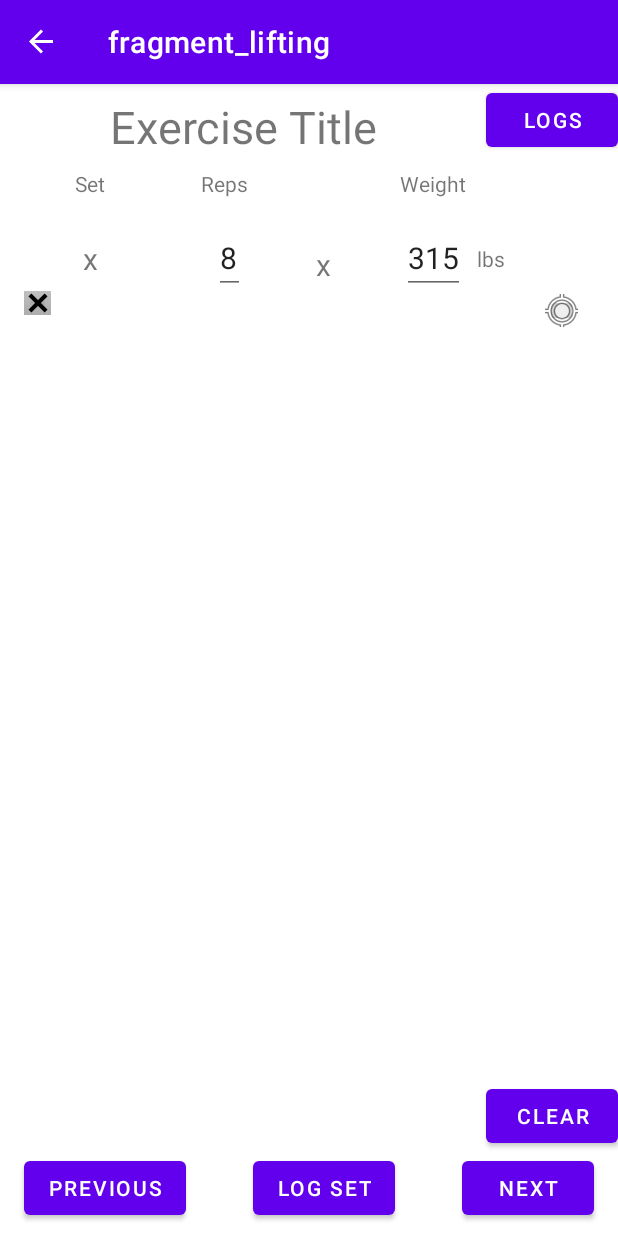
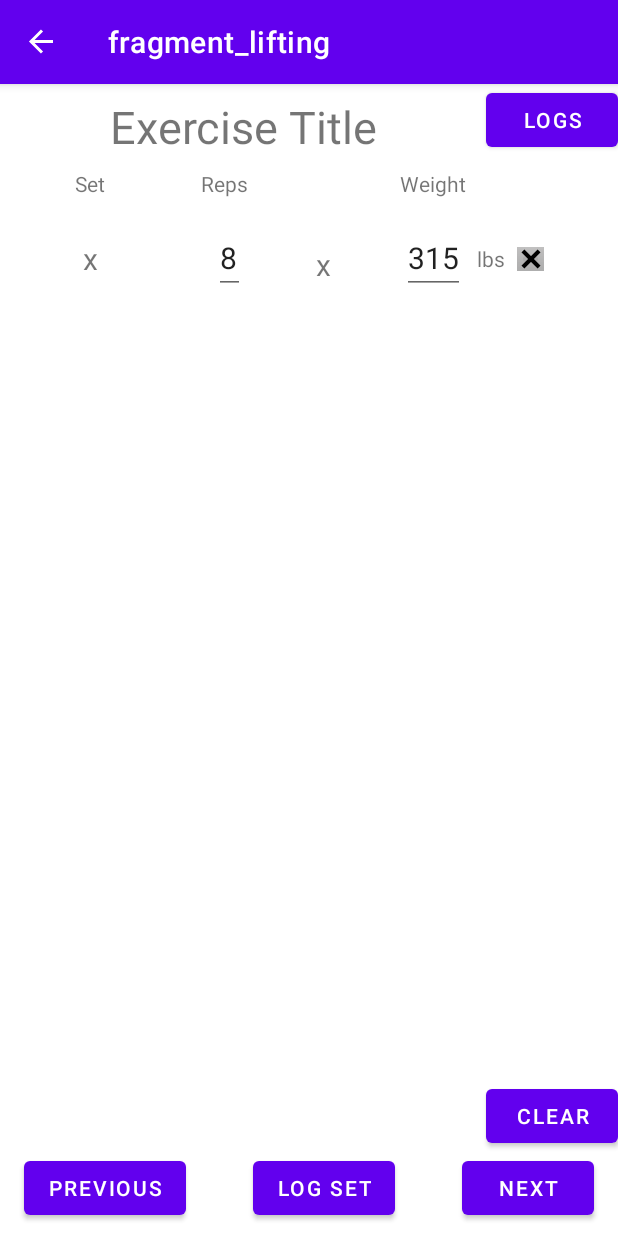
Before and after one commit to jeffreykramey/Weightlifting-Log, an Android app: the LiftingFragment screen opened through its navigation route, on a phone screen of 412 x 824 dp. Run offline under Robolectric (Android 15) with nearby library versions, the light colour scheme and no system bars; our stand-ins replace Room's generated code, data binding, navigation-ui; 3 statements that could not run were skipped.

Commit message:
late commit, partially working lifting fragment.

```diff
--- a/LiftTracker/app/src/main/java/com/example/lifttracker/lifting/LiftingAdapter.kt
+++ b/LiftTracker/app/src/main/java/com/example/lifttracker/lifting/LiftingAdapter.kt
@@ -8,10 +8,10 @@ import androidx.recyclerview.widget.RecyclerView
 import com.example.lifttracker.databinding.ListItemLogsBinding
 import com.example.lifttracker.logDatabase.Logs
 
-class LiftingAdapter: ListAdapter<Logs, LiftingAdapter.ViewHolder>(LogsDiffCallBack()){
+class LiftingAdapter(val clickListiner: LiftingListener): ListAdapter<Logs, LiftingAdapter.ViewHolder>(LogsDiffCallBack()){
 
     override fun onBindViewHolder(holder: ViewHolder, position: Int) {
-        holder.bind(getItem(position)!!)
+        holder.bind(getItem(position)!!, clickListiner)
     }
 
     override fun onCreateViewHolder(parent: ViewGroup, viewType: Int): ViewHolder {
@@ -20,13 +20,13 @@ class LiftingAdapter: ListAdapter<Logs, LiftingAdapter.ViewHolder>(LogsDiffCallB
 
     class ViewHolder private constructor(val binding: ListItemLogsBinding): RecyclerView.ViewHolder(binding.root){
 
-        fun bind(item: Logs) {
+        fun bind(item: Logs, clickListiner: LiftingListener) {
             binding.log = item
             binding.setNumber.text = item.setNumber.toString()
             binding.repCount.text = item.repCount.toString()
             binding.weight.text = item.weight.toString()
+            binding.clickListener = clickListiner
             binding.executePendingBindings()
-
         }
         companion object {
             fun from(parent: ViewGroup): ViewHolder {
@@ -48,3 +48,9 @@ class LogsDiffCallBack : DiffUtil.ItemCallback<Logs>() {
     }
 
 }
+
+class LiftingListener(val clickListener: (id : Long) -> Unit){
+        fun onClick(logs: Logs) = clickListener(logs.exerciseID)
+//    fun deleteItem(exercise: CurrentWorkout) = clickListener(exercise)
+//    fun getID(exercise: CurrentWorkout) = clickListener(exercise)
+}
--- a/LiftTracker/app/src/main/java/com/example/lifttracker/lifting/LiftingFragment.kt
+++ b/LiftTracker/app/src/main/java/com/example/lifttracker/lifting/LiftingFragment.kt
@@ -7,18 +7,28 @@ import androidx.fragment.app.Fragment
 import android.view.LayoutInflater
 import android.view.View
 import android.view.ViewGroup
+import android.widget.Toast
 import androidx.databinding.DataBindingUtil
+import androidx.lifecycle.LiveData
 import androidx.lifecycle.Observer
 import androidx.lifecycle.ViewModelProvider
 import com.example.lifttracker.R
+import com.example.lifttracker.currentWorkout.CurrentWorkout
 import com.example.lifttracker.currentWorkout.CurrentWorkoutDatabase
 import com.example.lifttracker.databinding.FragmentLiftingBinding
+import com.example.lifttracker.exerciseDatabase.NewExercise
+import com.example.lifttracker.exerciseSelection.SelectExerciseListener
 import com.example.lifttracker.logDatabase.LogDatabase
+import com.example.lifttracker.logDatabase.Logs
 import org.w3c.dom.Text
 
 class LiftingFragment : Fragment() {
+
+
     override fun onCreateView(inflater: LayoutInflater, container: ViewGroup?,
                               savedInstanceState: Bundle?): View? {
+
+        var exerciseCount = 0
 
         val binding = DataBindingUtil.inflate<FragmentLiftingBinding>(
             inflater, R.layout.fragment_lifting, container, false)
@@ -29,17 +39,31 @@ class LiftingFragment : Fragment() {
         val viewModelFactory = LiftingViewModelFactory(dataSource1, dataSource2, application)
         val liftingViewModel = ViewModelProvider(this, viewModelFactory).get(LiftingViewModel::class.java)
         binding.liftingViewModel = liftingViewModel
+        var currentLift = liftingViewModel.thisWorkout.value?.get(exerciseCount)?.exercise
+        var currentLiftID = currentLift?.exerciseID
 
-        val adapter = LiftingAdapter()
-                binding.workingRepSetLog.adapter = adapter
+
+        val adapter = LiftingAdapter(LiftingListener {
+                id -> Toast.makeText(context, "${id}", Toast.LENGTH_SHORT).show()
+        })
+        binding.workingRepSetLog.adapter = adapter
 
         binding.lifecycleOwner = this
 
-        liftingViewModel.allLogs.observe(viewLifecycleOwner, Observer {
+        updateCurrentLogs(liftingViewModel, currentLift)
+
+        liftingViewModel.tempLogs.observe(viewLifecycleOwner, Observer {
             it?.let {
                 adapter.submitList(it)
             }
-//            binding.exerciseTitle.text = liftingViewModel.currentExercise.exercise.exerciseTitle
+
+        })
+
+
+        liftingViewModel.thisWorkout.observe(viewLifecycleOwner, Observer {
+            binding.exerciseTitle.text =
+                liftingViewModel.thisWorkout.value?.get(exerciseCount)?.exercise?.exerciseTitle ?: "title not found"
+
         })
 
         binding.weight.addTextChangedListener(object: TextWatcher{
@@ -91,24 +115,62 @@ class LiftingFragment : Fragment() {
         })
 
         binding.saveLog.setOnClickListener{view: View ->
-            liftingViewModel.onLogSet()
-            binding.setNumber.text = (liftingViewModel.setNumber+ 1).toString()
+            var tempId = liftingViewModel.thisWorkout.value?.get(exerciseCount)?.exercise?.exerciseID
+            if (tempId != null) {
+                liftingViewModel.onLogSet(tempId)
+            }
+            binding.setNumber.text = (liftingViewModel.setNumber + 1).toString()
         }
 
         binding.clearButton.setOnClickListener{view : View ->
             liftingViewModel.onClear()
-            binding.setNumber.text = (liftingViewModel.setNumber+ 1).toString()
+            binding.setNumber.text = (liftingViewModel.setNumber + 1).toString()
         }
 
         binding.removeSetButton.setOnClickListener{view: View ->
             liftingViewModel.onRemoveLast()
+            binding.setNumber.text = (liftingViewModel.setNumber + 1).toString()
+        }
 
+        binding.nextExButton.setOnClickListener{view: View ->
+            if (exerciseCount < liftingViewModel.thisWorkout.value?.size!! - 1){
+                exerciseCount ++
+                currentLift = updateCurrentLift(liftingViewModel, exerciseCount)
+                liftingViewModel.tempID = exerciseCount
+                binding.exerciseTitle.text = currentLift?.exerciseTitle
+                adapter.notifyDataSetChanged()
+
+//                updateCurrentLogs(liftingViewModel, currentLift)
+            }
+
+//            binding.exerciseTitle.text =
+//                liftingViewModel.thisWorkout.value?.get(exerciseCount)?.exercise?.exerciseTitle ?: "title not found"
+
+//            liftingViewModel.loadLogsByID(currentLift?.exerciseID)
+        }
+
+        binding.prevExButton.setOnClickListener{view: View ->
+            if(exerciseCount > 0){
+                exerciseCount --
+            }
+            currentLift = updateCurrentLift(liftingViewModel, exerciseCount)
+            liftingViewModel.tempID = exerciseCount
+            binding.exerciseTitle.text = currentLift?.exerciseTitle
         }
 
         return binding.root
     }
 
+
 //handle onsavedinstance state (when navigate out of app OR phone kill app)
     //hold list of exerciseIDs
     //on next, change title,
 }
+
+private fun updateCurrentLogs(liftingViewModel: LiftingViewModel, newExercise: NewExercise?){
+    liftingViewModel.loadLogsByID(newExercise?.exerciseID)
+}
+
+private fun updateCurrentLift(liftingViewModel: LiftingViewModel, int: Int) : NewExercise?{
+    return liftingViewModel.thisWorkout.value?.get(int)?.exercise
+}
--- a/LiftTracker/app/src/main/java/com/example/lifttracker/lifting/LiftingViewModel.kt
+++ b/LiftTracker/app/src/main/java/com/example/lifttracker/lifting/LiftingViewModel.kt
@@ -1,9 +1,7 @@
 package com.example.lifttracker.lifting
 
 import android.app.Application
-import androidx.lifecycle.AndroidViewModel
-import androidx.lifecycle.MutableLiveData
-import com.example.lifttracker.currentWorkout.CurrentWorkout
+import androidx.lifecycle.*
 import com.example.lifttracker.currentWorkout.CurrentWorkoutDao
 import com.example.lifttracker.logDatabase.Logs
 import com.example.lifttracker.logDatabase.LogsDao
@@ -11,20 +9,27 @@ import kotlinx.coroutines.*
 
 class LiftingViewModel (val logDatabase: LogsDao, val workoutDatabase: CurrentWorkoutDao, application: Application) : AndroidViewModel(application){
 
-    var allLogs = logDatabase.getAllLogs()
+    var logList = logDatabase.getAllLogs()
     var thisWorkout = workoutDatabase.getWorkout()
-//    var currentExercise: CurrentWorkout
+
+    var tempID = 0
+    var currentLogs = logDatabase.getLogsByID(1)
+    val tempLogs = Transformations.switchMap(logList) {
+        logDatabase.getLogsByID(thisWorkout.value?.get(tempID)?.exercise?.exerciseID)
+    }
+
+
     var currentIndex: Int
 
     var setNumber = 1
     var repCount = MutableLiveData<Int>()
     var weight = MutableLiveData<Int>()
-    var exerciseID : Long = 0
+
 
     init {
         repCount.value = 8
         weight.value = 315
-//        currentExercise = thisWorkout.value?.get(0)!!
+
         currentIndex = 0
         thisWorkout.value?.let { println(it.size) }
     }
@@ -39,7 +44,7 @@ class LiftingViewModel (val logDatabase: LogsDao, val workoutDatabase: CurrentWo
 
     private val uiScope = CoroutineScope(Dispatchers.Main + viewModelJob)
 
-    fun onLogSet(){
+    fun onLogSet(exerciseID: Long){
         uiScope.launch {
             val newLog = Logs(exerciseID = exerciseID, setNumber = setNumber, repCount = repCount.value!!, weight = weight.value!!)
             insertLog(newLog)
@@ -79,4 +84,17 @@ class LiftingViewModel (val logDatabase: LogsDao, val workoutDatabase: CurrentWo
         }
     }
 
+    fun loadLogsByID(exerciseID: Long?) {
+        uiScope.launch {
+            getLogsByID(exerciseID)
+        }
+    }
+
+    private suspend fun getLogsByID(exerciseID: Long?) {
+        withContext(Dispatchers.IO){
+            logList = logDatabase.getLogsByID(exerciseID)
+        }
+    }
+
+
 }
--- a/LiftTracker/app/src/main/java/com/example/lifttracker/logDatabase/LogsDao.kt
+++ b/LiftTracker/app/src/main/java/com/example/lifttracker/logDatabase/LogsDao.kt
@@ -1,7 +1,9 @@
 package com.example.lifttracker.logDatabase
 
 import androidx.lifecycle.LiveData
+import androidx.lifecycle.MutableLiveData
 import androidx.room.*
+import com.example.lifttracker.exerciseDatabase.NewExercise
 
 @Dao
 interface LogsDao {
@@ -24,6 +26,9 @@ interface LogsDao {
     @Query("SELECT * FROM logs_table ORDER BY logID DESC LIMIT 1")
     fun getLastLog() : Logs?
 
+    @Query("SELECT * FROM logs_table WHERE exerciseID = :exerciseID ORDER BY logID ASC")
+    fun getLogsByID(exerciseID: Long?) : LiveData<List<Logs>>
+
 
     //remove one
     //get last
--- a/LiftTracker/app/src/main/res/layout/fragment_lifting.xml
+++ b/LiftTracker/app/src/main/res/layout/fragment_lifting.xml
@@ -160,24 +160,14 @@
             app:layout_constraintEnd_toEndOf="parent" />
 
         <ImageButton
-            android:id="@+id/addSetButton"
-            android:layout_width="22dp"
-            android:layout_height="22dp"
-            android:src="@android:drawable/ic_menu_mylocation"
-            app:layout_constraintEnd_toEndOf="parent"
-            app:layout_constraintStart_toEndOf="@+id/lbsText"
-            app:layout_constraintTop_toBottomOf="@+id/weight" />
-
-        <ImageButton
             android:id="@+id/removeSetButton"
             android:layout_width="18dp"
             android:layout_height="16dp"
-            android:layout_marginTop="8dp"
+            android:layout_marginStart="8dp"
             android:src="@android:drawable/btn_dialog"
-            app:layout_constraintEnd_toStartOf="@+id/addSetButton"
-            app:layout_constraintHorizontal_bias="0.046"
-            app:layout_constraintStart_toStartOf="parent"
-            app:layout_constraintTop_toBottomOf="@+id/setNumber" />
+            app:layout_constraintBottom_toBottomOf="@+id/lbsText"
+            app:layout_constraintStart_toEndOf="@+id/lbsText"
+            app:layout_constraintTop_toTopOf="@+id/lbsText" />
 
         <Button
             android:id="@+id/logButton"
--- a/LiftTracker/app/src/main/res/layout/list_item_logs.xml
+++ b/LiftTracker/app/src/main/res/layout/list_item_logs.xml
@@ -10,13 +10,14 @@
 
         <variable
             name="clickListener"
-            type="com.example.lifttracker.lifting.LiftingAdapter" />
+            type="com.example.lifttracker.lifting.LiftingListener" />
 
     </data>
 
     <androidx.constraintlayout.widget.ConstraintLayout
         android:layout_width="match_parent"
-        android:layout_height="wrap_content">
+        android:layout_height="wrap_content"
+        android:onClick="@{() -> clickListener.onClick(log)}">
 
         <TextView
             android:id="@+id/setNumber"
```
